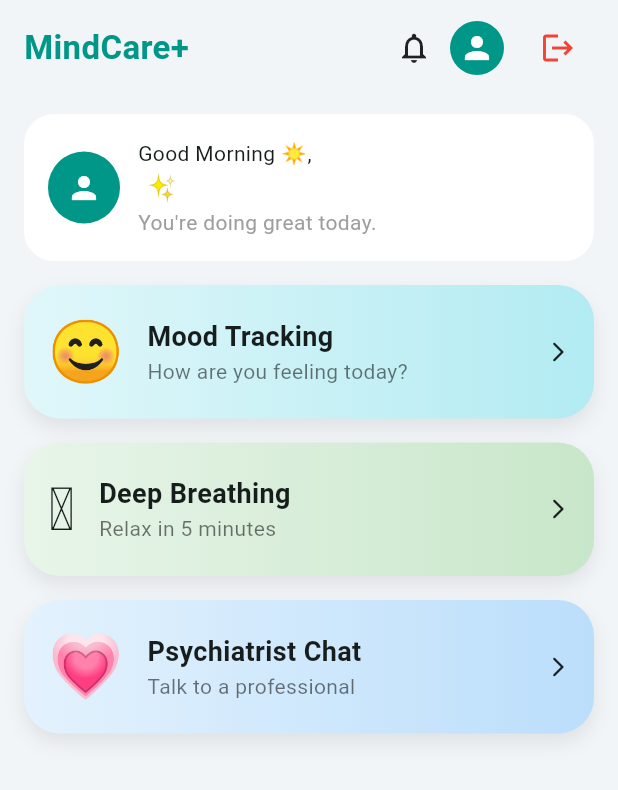
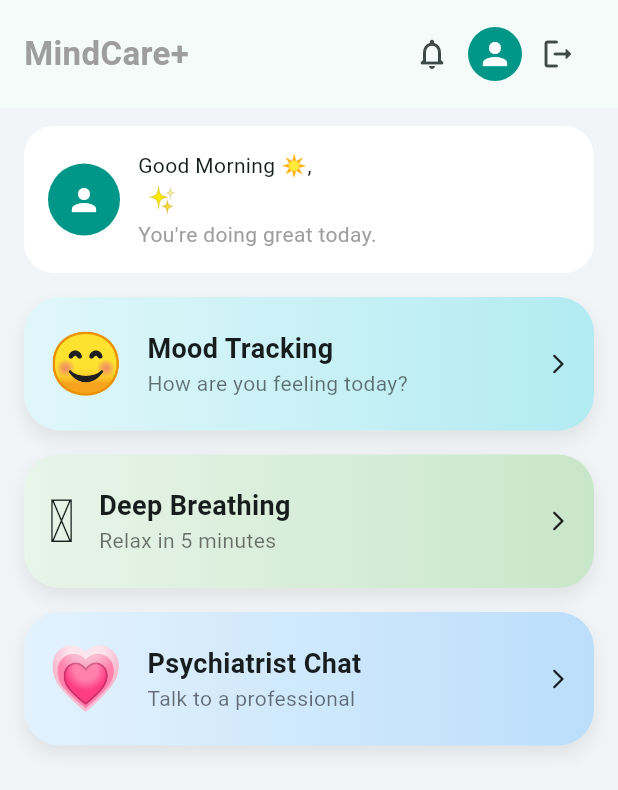
Before and after one commit to arnarock/mindcare, a Flutter app: the screen it shows once a user with an empty profile is signed in, on a phone screen of 412 x 824 dp. Shown: the top 790 px of the screen. Run offline on Flutter 3.47's test engine with Material 3 defaults, Android fonts, the phone set to English and light mode, and no system bars; our stand-ins replace cloud_firestore, firebase_auth, firebase_core, flutter_local_notifications; accounts and stored records are empty.

Commit message:
Noti,Applayout,Logout,Profile

```diff
--- a/lib/core/layout/app_layout.dart
+++ b/lib/core/layout/app_layout.dart
@@ -1,4 +1,6 @@
 import 'package:flutter/material.dart';
+import 'package:firebase_auth/firebase_auth.dart';
+
 import 'package:mindcare/features/home/home.dart';
 import 'package:mindcare/features/profile/profile_screen.dart';
 import 'package:mindcare/core/services/mood_notification_helper.dart';
@@ -6,11 +8,13 @@
 class AppLayout extends StatelessWidget {
   final Widget child;
   final bool isHome;
+  final bool hideProfile;
 
   const AppLayout({
     super.key,
     required this.child,
     this.isHome = false,
+    this.hideProfile = false,
   });
 
   @override
@@ -19,22 +23,22 @@
       body: SafeArea(
         child: Column(
           children: [
-            _header(context, isHome: isHome),
+            _header(context),
             Expanded(child: child),
           ],
         ),
       ),
     );
   }
-}
 
-// ---------------- HEADER ----------------
-Widget _header(BuildContext context, {bool isHome = false}) {
+  Widget _header(BuildContext context) {
     return Padding(
       padding: const EdgeInsets.symmetric(horizontal: 16, vertical: 12),
       child: Row(
         mainAxisAlignment: MainAxisAlignment.spaceBetween,
         children: [
+
+          /// LOGO
           InkWell(
             borderRadius: BorderRadius.circular(8),
             onTap: isHome
@@ -57,18 +61,25 @@
               ),
             ),
           ),
+
           Row(
             children: [
 
+              /// NOTIFICATION
               IconButton(
-              icon: const Icon(Icons.notifications_none),
+                icon: const Icon(Icons.notifications_none_rounded),
                 onPressed: () async {
-                await MoodNotificationHelper.sendTodayMoodNotification();
+                  try {
+                    await MoodNotificationHelper
+                        .sendTodayMoodNotification();
+                  } catch (e) {
+                    debugPrint("Notification error: $e");
+                  }
                 },
               ),
 
-            const SizedBox(width: 12),
-
+              /// PROFILE
+              if (!hideProfile)
                 InkWell(
                   borderRadius: BorderRadius.circular(20),
                   onTap: () {
@@ -86,10 +97,24 @@
                   ),
                 ),
 
-            const SizedBox(width: 12),
+              /// LOGOUT (เฉพาะหน้า Home)
+              if (isHome)
+                IconButton(
+                  icon: const Icon(Icons.logout_rounded),
+                  onPressed: () async {
+                    await FirebaseAuth.instance.signOut();
+
+                    Navigator.pushNamedAndRemoveUntil(
+                      context,
+                      "/login",
+                      (route) => false,
+                    );
+                  },
+                ),
             ],
           ),
         ],
       ),
     );
   }
+}
--- a/lib/core/services/notification_service.dart
+++ b/lib/core/services/notification_service.dart
@@ -9,11 +9,14 @@
 
     const android = AndroidInitializationSettings('@mipmap/ic_launcher');
 
-    const settings = InitializationSettings(
-      android: android,
-    );
+    const settings = InitializationSettings(android: android);
 
     await _notifications.initialize(settings);
+
+    await _notifications
+        .resolvePlatformSpecificImplementation<
+            AndroidFlutterLocalNotificationsPlugin>()
+        ?.requestNotificationsPermission();
   }
 
   static Future show(String title, String body) async {
@@ -28,7 +31,7 @@
     const details = NotificationDetails(android: android);
 
     await _notifications.show(
-      0,
+      DateTime.now().millisecondsSinceEpoch ~/ 1000,
       title,
       body,
       details,
--- a/lib/features/auth/login_screen.dart
+++ b/lib/features/auth/login_screen.dart
@@ -171,7 +171,7 @@
                         size: 80, color: Colors.green),
                     const SizedBox(height: 16),
                     const Text(
-                      "WellCare",
+                      "MindCare+",
                       style: TextStyle(
                           fontSize: 28,
                           fontWeight: FontWeight.bold),
--- a/lib/features/home/home.dart
+++ b/lib/features/home/home.dart
@@ -1,9 +1,8 @@
 import 'package:flutter/material.dart';
 import 'package:firebase_auth/firebase_auth.dart';
 import 'package:cloud_firestore/cloud_firestore.dart';
-
+import 'package:mindcare/core/layout/app_layout.dart';
 import 'package:mindcare/features/mood/mood_calendar.dart';
-import 'package:mindcare/features/profile/profile_screen.dart';
 import 'package:mindcare/features/meditation/meditation_page.dart';
 import 'package:mindcare/features/psychiatrist/psychiatrist_page.dart';
 
@@ -54,12 +53,13 @@
         final data = snapshot.data!.data() as Map<String, dynamic>;
         final firstName = data['firstName'] ?? '';
 
-        return Scaffold(
-          backgroundColor: const Color(0xFFF2F5F7),
-          body: SafeArea(
+
+        return AppLayout(
+          isHome: true,
+          child: Container(
+            color: const Color(0xFFF2F5F7),
             child: Column(
               children: [
-                _header(context),
                 const SizedBox(height: 12),
                 Expanded(
                   child: SingleChildScrollView(
@@ -131,62 +131,13 @@
             ),
           ),
         );
+
+
       },
     );
   }
 
-  // ---------------- HEADER ----------------
-  Widget _header(BuildContext context) {
-    return Padding(
-      padding: const EdgeInsets.symmetric(horizontal: 16, vertical: 8),
-      child: Row(
-        mainAxisAlignment: MainAxisAlignment.spaceBetween,
-        children: [
-          const Text(
-            'MindCare+',
-            style: TextStyle(
-              fontSize: 22,
-              fontWeight: FontWeight.bold,
-              color: Colors.teal,
-            ),
-          ),
-          Row(
-            children: [
-              const Icon(Icons.notifications_none),
-              const SizedBox(width: 12),
 
-              InkWell(
-                borderRadius: BorderRadius.circular(20),
-                onTap: () {
-                  Navigator.push(
-                    context,
-                    MaterialPageRoute(
-                      builder: (_) => const ProfileScreen(),
-                    ),
-                  );
-                },
-                child: const CircleAvatar(
-                  radius: 18,
-                  backgroundColor: Colors.teal,
-                  child: Icon(Icons.person, color: Colors.white),
-                ),
-              ),
-
-              const SizedBox(width: 12),
-
-              IconButton(
-                icon: const Icon(Icons.logout, color: Colors.red),
-                tooltip: 'Log out',
-                onPressed: () async {
-                  await FirebaseAuth.instance.signOut();
-                },
-              ),
-            ],
-          ),
-        ],
-      ),
-    );
-  }
 
   // ---------------- TODAY MOOD ----------------
   Widget _todayMoodCard(String firstName) {
```
Also changed, not shown: lib/core/services/mood_notification_helper.dart (+77 -25 lines), lib/features/profile/profile_screen.dart (+26 -24 lines), 1 other file. Lines whose indentation alone changed are shown as unchanged.
